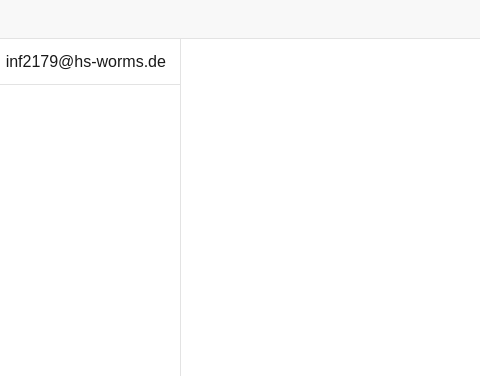
The window that src/gui/mainwindow.ui (Gitnoter/vemoria2) describes before a commit, drawn with Qt 5; both pictures show x 709 to 1189 and y 0 to 376 of the 1189 by 722 pixel window.
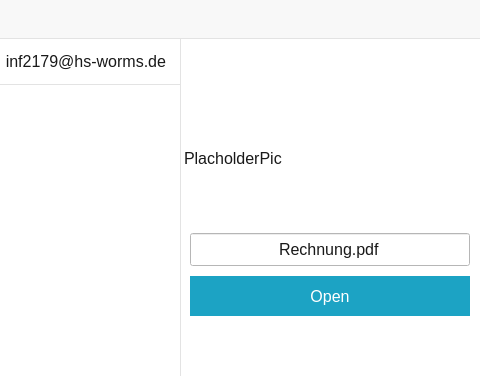
The same window after the commit. Icons and pictures are not drawn.

Commit message: widgets in gridDetailWidgeTop added again...

Diff of the .ui file:
```diff
--- a/src/gui/mainwindow.ui
+++ b/src/gui/mainwindow.ui
@@ -1575,6 +1575,57 @@
                    </layout>
                   </widget>
                  </item>
+                 <item row="1" column="0" colspan="2">
+                  <widget class="QLabel" name="label_10">
+                   <property name="minimumSize">
+                    <size>
+                     <width>0</width>
+                     <height>150</height>
+                    </size>
+                   </property>
+                   <property name="text">
+                    <string>PlacholderPic</string>
+                   </property>
+                  </widget>
+                 </item>
+                 <item row="2" column="0" colspan="2">
+                  <widget class="QLineEdit" name="lineEdit">
+                   <property name="styleSheet">
+                    <string notr="true">background-color:white;
+padding:5px;
+margin-left:10px;
+margin-right:10px;</string>
+                   </property>
+                   <property name="text">
+                    <string>Rechnung.pdf</string>
+                   </property>
+                   <property name="alignment">
+                    <set>Qt::AlignCenter</set>
+                   </property>
+                  </widget>
+                 </item>
+                 <item row="3" column="0" colspan="2">
+                  <widget class="QPushButton" name="pushButton_3">
+                   <property name="minimumSize">
+                    <size>
+                     <width>0</width>
+                     <height>50</height>
+                    </size>
+                   </property>
+                   <property name="styleSheet">
+                    <string notr="true">background-color:#1ca3c4;
+border:none;
+padding:5px;
+margin-top:10px;
+color:white;
+margin-left:10px;
+margin-right:10px;</string>
+                   </property>
+                   <property name="text">
+                    <string>Open</string>
+                   </property>
+                  </widget>
+                 </item>
                 </layout>
                </widget>
               </item>
```
Left out of the diff: 6 changed lines with no effect on the pictures. The commit also changes 1 other file.
